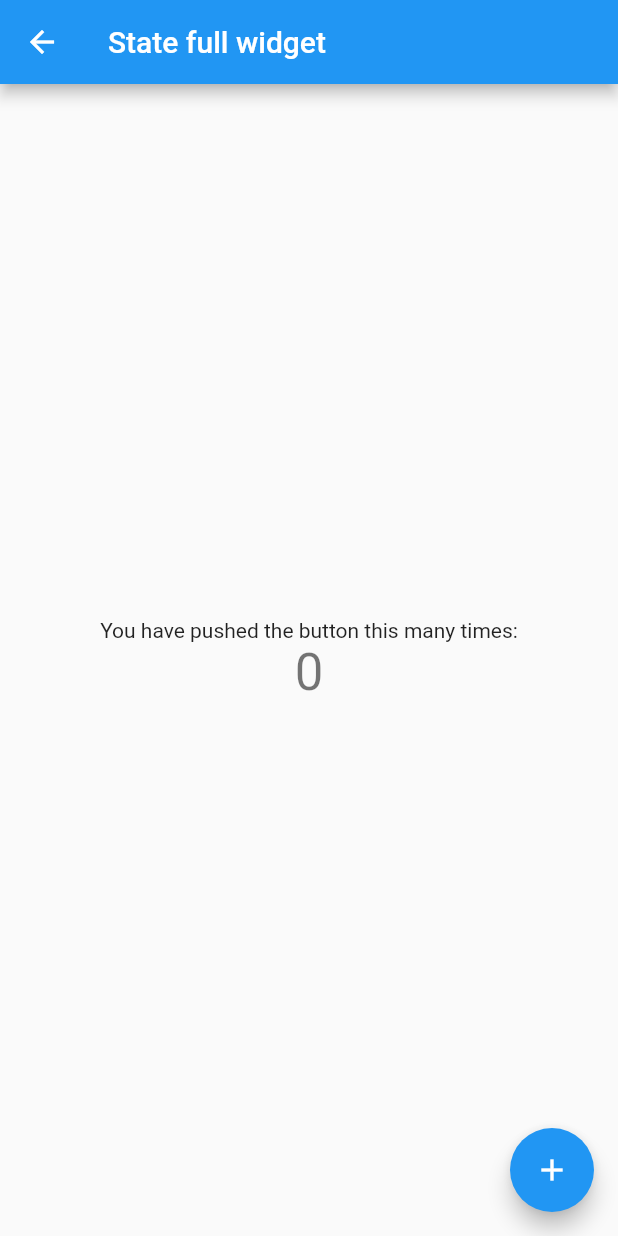
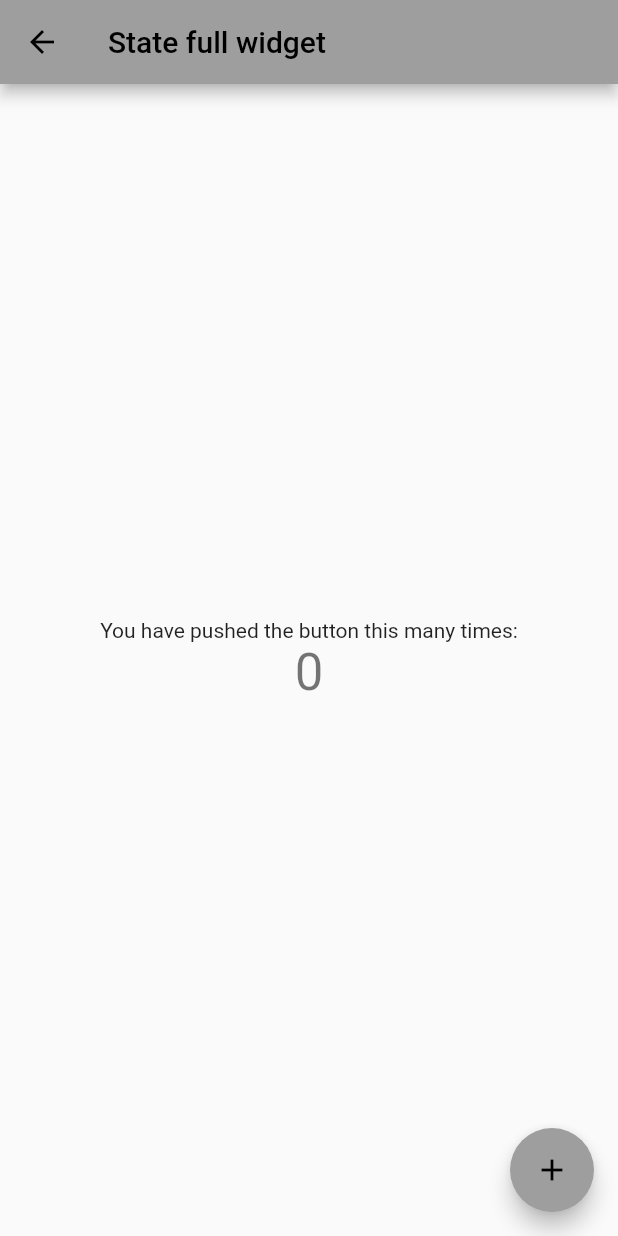
Before and after one commit to Mr-Apisit/session, a Flutter app: the screen it shows after launch, after a tap on "State ful widget", on a phone screen of 412 x 824 dp. Run offline on Flutter 3.47's test engine with Material 2 defaults, Android fonts, the phone set to English and light mode, and no system bars.

Commit message:
pre-standard

```diff
--- a/lib/main.dart
+++ b/lib/main.dart
@@ -14,8 +14,7 @@ class MyApp extends StatelessWidget {
     return MaterialApp(
       title: 'Flutter Demo',
       theme: ThemeData(
-
-        primarySwatch: Colors.blue,
+        primarySwatch: Colors.grey,
       ),
       home: const LandingPage(),
     );
--- a/lib/src/presentation/pages/landing_page.dart
+++ b/lib/src/presentation/pages/landing_page.dart
@@ -10,8 +10,9 @@ class LandingPage extends StatelessWidget {
   @override
   Widget build(BuildContext context) {
     return Scaffold(
-      body: Container(
-          height: double.maxFinite,
+      body: SingleChildScrollView(
+        child: Container(
+            height: 1000,
             width: double.maxFinite - 20,
             decoration: BoxDecoration(borderRadius: BorderRadius.circular(7.0)),
             child: Padding(
@@ -22,8 +23,7 @@ class LandingPage extends StatelessWidget {
                     "FLutter Beginner",
                     style: Theme.of(context).textTheme.headlineLarge,
                   ),
-                Expanded(
-                  child: Row(
+                  Row(
                     mainAxisAlignment: MainAxisAlignment.center,
                     crossAxisAlignment: CrossAxisAlignment.start,
                     children: [
@@ -59,10 +59,34 @@ class LandingPage extends StatelessWidget {
                       ),
                     ],
                   ),
+                  Padding(
+                    padding: const EdgeInsets.only(top: 15.0),
+                    child: Text("Widgets พื้นฐาน", style: Theme.of(context).textTheme.titleLarge),
+                  ),
+                  Padding(
+                    padding: const EdgeInsets.symmetric(horizontal: 50.0, vertical: 10.0),
+                    child: Container(
+                      height: 250,
+                      width: double.maxFinite,
+                      decoration: BoxDecoration(borderRadius: BorderRadius.circular(7.0), color: Colors.grey.shade100),
+                    ),
+                  ),
+                  Padding(
+                    padding: const EdgeInsets.only(top: 15.0),
+                    child: Text("Layouts พื้นฐาน", style: Theme.of(context).textTheme.titleLarge),
+                  ),
+                  Padding(
+                    padding: const EdgeInsets.symmetric(horizontal: 50.0, vertical: 10.0),
+                    child: Container(
+                      height: 250,
+                      width: double.maxFinite,
+                      decoration: BoxDecoration(borderRadius: BorderRadius.circular(7.0), color: Colors.grey.shade100),
+                    ),
                   ),
                 ],
               ),
             )),
+      ),
     );
   }
 }
```
Lines whose indentation alone changed are shown as unchanged.
